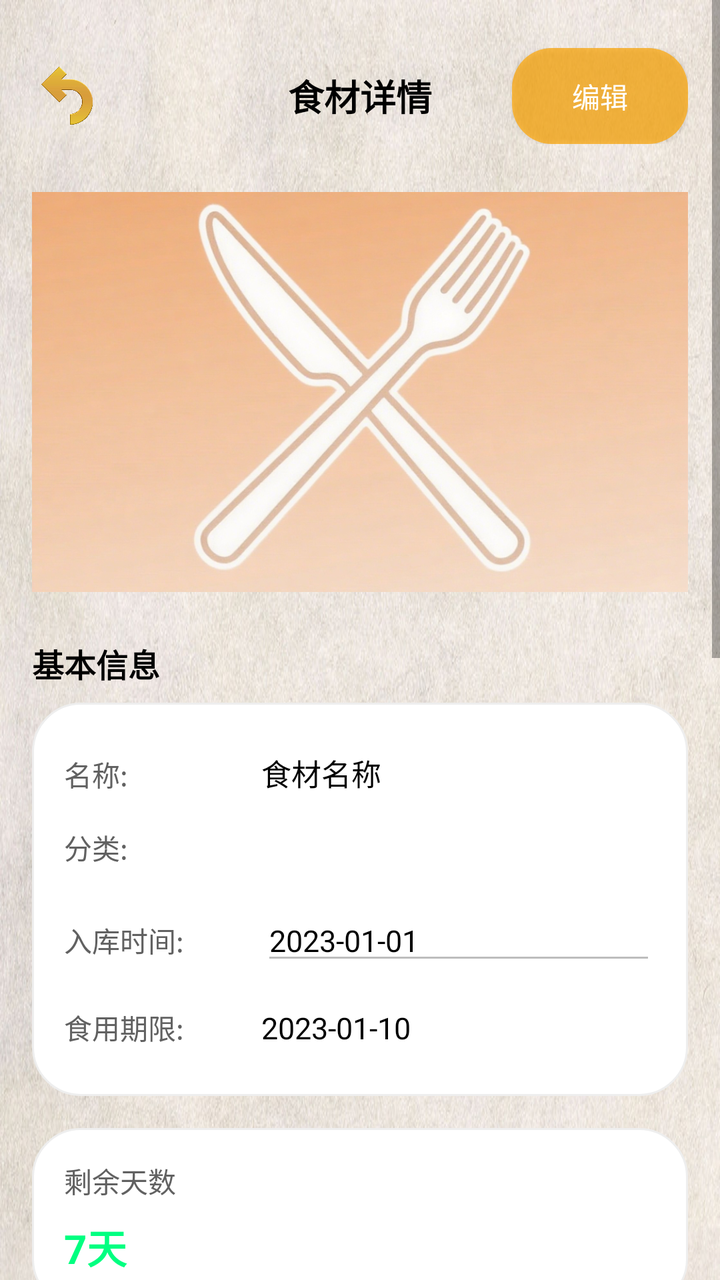
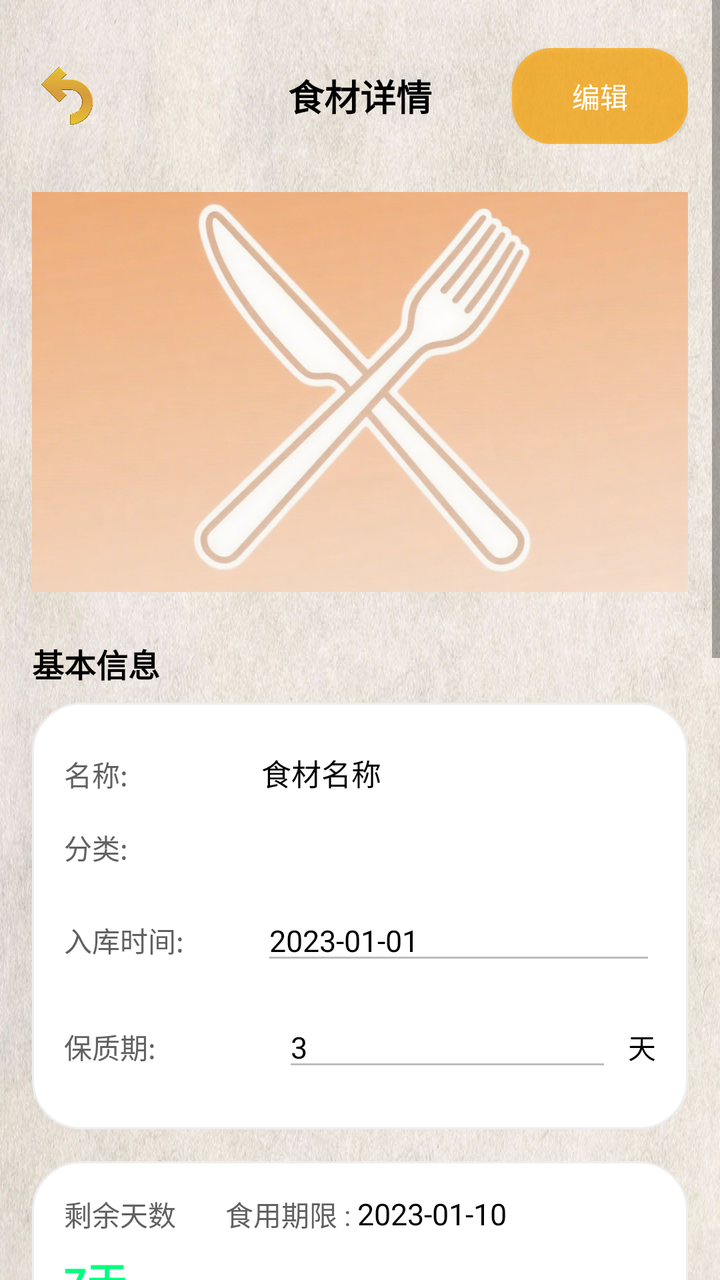

Compare the two renders of this Android layout. The source of the first and the diff that turns it into the second are given below.
<!-- AndroidManifest.xml: application theme Theme.Kitchenmanager -->
<!-- res/layout/activity_ingredient_detail.xml -->
<?xml version="1.0" encoding="utf-8"?>
<ScrollView xmlns:android="http://schemas.android.com/apk/res/android"
    xmlns:app="http://schemas.android.com/apk/res-auto"
    xmlns:tools="http://schemas.android.com/tools"
    android:layout_width="match_parent"
    android:layout_height="match_parent"
    android:fillViewport="true"
    android:background="@color/white">

    <LinearLayout
        android:layout_width="match_parent"
        android:layout_height="wrap_content"
        android:orientation="vertical"
        android:padding="16dp"
        android:background="@drawable/bg">

        
        <RelativeLayout
            android:layout_width="match_parent"
            android:layout_height="wrap_content"
            android:paddingVertical="8dp">

            <ImageView
                android:id="@+id/iv_back"
                android:layout_width="35dp"
                android:layout_height="35dp"
                android:layout_alignParentStart="true"
                android:layout_centerVertical="true"
                android:src="@drawable/ic_back" />

            <TextView
                android:layout_width="wrap_content"
                android:layout_height="wrap_content"
                android:layout_centerInParent="true"
                android:text="食材详情"
                android:textColor="@color/black"
                android:textSize="18sp"
                android:textStyle="bold" />

            <Button
                android:id="@+id/btn_edit"
                android:layout_width="wrap_content"
                android:layout_height="wrap_content"
                android:layout_alignParentEnd="true"
                android:layout_centerVertical="true"
                android:background="@drawable/round_corner"
                android:paddingHorizontal="16dp"
                android:paddingVertical="8dp"
                android:text="编辑"
                android:textColor="@color/white" />
        </RelativeLayout>

        
        <ImageView
            android:id="@+id/iv_ingredient_large"
            android:layout_width="match_parent"
            android:layout_height="200dp"
            android:layout_marginTop="16dp"
            android:scaleType="centerCrop"
            android:src="@drawable/ic_logo_orange" />

        
        <TextView
            android:layout_width="match_parent"
            android:layout_height="wrap_content"
            android:layout_marginTop="24dp"
            android:text="基本信息"
            android:textColor="@color/black"
            android:textSize="16sp"
            android:textStyle="bold" />

        <LinearLayout
            android:layout_width="match_parent"
            android:layout_height="wrap_content"
            android:layout_marginTop="8dp"
            android:orientation="vertical"
            android:background="@drawable/bg_edittext_rounded"
            android:padding="16dp">

            
            <LinearLayout
                android:layout_width="match_parent"
                android:layout_height="wrap_content"
                android:orientation="horizontal"
                android:paddingVertical="8dp">

                <TextView
                    android:layout_width="0dp"
                    android:layout_height="wrap_content"
                    android:layout_weight="1"
                    android:text="名称:"
                    android:textColor="@color/dark_gray" />

                <TextView
                    android:id="@+id/tv_detail_name"
                    android:layout_width="0dp"
                    android:layout_height="wrap_content"
                    android:layout_weight="2"
                    android:textSize="15dp"
                    android:text="食材名称"
                    android:textColor="@color/black" />
            </LinearLayout>

            
            <LinearLayout
                android:layout_width="match_parent"
                android:layout_height="wrap_content"
                android:orientation="horizontal"
                android:paddingVertical="8dp">

                <TextView
                    android:layout_width="0dp"
                    android:layout_height="wrap_content"
                    android:layout_weight="1"
                    android:text="分类:"
                    android:textColor="@color/dark_gray" />

                <Spinner
                    android:id="@+id/sp_category"
                    android:layout_width="0dp"
                    android:layout_height="wrap_content"
                    android:layout_weight="2"
                    android:textSize="15dp"
                    android:enabled="false"
                    android:background="@null" />
            </LinearLayout>

            
            <LinearLayout
                android:layout_width="match_parent"
                android:layout_height="wrap_content"
                android:orientation="horizontal"
                android:paddingVertical="8dp">

                <TextView
                    android:layout_width="0dp"
                    android:layout_height="wrap_content"
                    android:layout_weight="1"
                    android:text="入库时间:"
                    android:textColor="@color/dark_gray" />

                <EditText
                    android:id="@+id/et_storage_date"
                    android:layout_width="0dp"
                    android:layout_height="wrap_content"
                    android:layout_weight="2"
                    android:enabled="false"
                    android:inputType="date"
                    android:textSize="15dp"
                    android:text="2023-01-01"
                    android:textColor="@color/black" />
            </LinearLayout>

            
            <LinearLayout
                android:layout_width="match_parent"
                android:layout_height="wrap_content"
                android:orientation="horizontal"
                android:paddingVertical="8dp">

                <TextView
                    android:layout_width="0dp"
                    android:layout_height="wrap_content"
                    android:layout_weight="1"
                    android:text="食用期限:"
                    android:textColor="@color/dark_gray" />

                <TextView
                    android:id="@+id/tv_detail_expiry_date"
                    android:layout_width="0dp"
                    android:layout_height="wrap_content"
                    android:layout_weight="2"
                    android:textSize="15dp"
                    android:text="2023-01-10"
                    android:textColor="@color/black" />
            </LinearLayout>
        </LinearLayout>

        
        <LinearLayout
            android:layout_width="match_parent"
            android:layout_height="wrap_content"
            android:layout_marginTop="16dp"
            android:background="@drawable/bg_edittext_rounded"
            android:orientation="vertical"
            android:padding="16dp">

            <TextView
                android:layout_width="match_parent"
                android:layout_height="wrap_content"
                android:text="剩余天数"
                android:textColor="@color/dark_gray" />

            <TextView
                android:id="@+id/tv_detail_remaining_days"
                android:layout_width="match_parent"
                android:layout_height="wrap_content"
                android:layout_marginTop="8dp"
                android:text="7天"
                android:textColor="@color/green"
                android:textSize="20sp"
                android:textStyle="bold" />
        </LinearLayout>

        
        <TextView
            android:layout_width="match_parent"
            android:layout_height="wrap_content"
            android:layout_marginTop="24dp"
            android:text="营养信息"
            android:textColor="@color/black"
            android:textSize="16sp"
            android:textStyle="bold" />

        <TextView
            android:id="@+id/tv_nutrition"
            android:layout_width="match_parent"
            android:layout_height="wrap_content"
            android:layout_marginTop="8dp"
            android:background="@drawable/bg_edittext_rounded"
            android:padding="16dp"
            android:text="蛋白质、维生素C、膳食纤维等"
            android:textColor="@color/black" />

        
        <TextView
            android:layout_width="match_parent"
            android:layout_height="wrap_content"
            android:layout_marginTop="24dp"
            android:text="健康益处"
            android:textColor="@color/black"
            android:textSize="16sp"
            android:textStyle="bold" />

        <TextView
            android:id="@+id/tv_benefit"
            android:layout_width="match_parent"
            android:layout_height="wrap_content"
            android:layout_marginTop="8dp"
            android:background="@drawable/bg_edittext_rounded"
            android:padding="16dp"
            android:text="增强免疫力，促进消化，改善视力等"
            android:textColor="@color/black" />

        
        <Button
            android:id="@+id/btn_delete"
            android:layout_width="match_parent"
            android:layout_height="wrap_content"
            android:layout_marginTop="24dp"
            android:background="@drawable/round_corner"
            android:text="删除食材"
            android:textColor="@color/white" />
    </LinearLayout>
</ScrollView>
<!-- resources referenced by this layout -->
<resources>
  <color name="black">#FF000000</color>
  <color name="dark_gray">#616161</color>
  <color name="green">#00FF80</color>
  <color name="white">#FFFFFFFF</color>
  <!-- drawable bg: jpg bitmap (drawable, 341684 bytes) -->
  <!-- drawable bg_edittext_rounded (drawable) -->
  <?xml version="1.0" encoding="utf-8"?>
  <shape xmlns:android="http://schemas.android.com/apk/res/android">
      <solid android:color="#FFFFFF" />
      <corners android:radius="24dp" />
      <stroke android:width="1dp" android:color="#EEEEEE" />
  </shape>
  <!-- drawable ic_back: png bitmap (drawable, 125798 bytes) -->
  <!-- drawable ic_logo_orange: png bitmap (drawable, 921157 bytes) -->
  <!-- drawable round_corner (drawable) -->
  <?xml version="1.0" encoding="utf-8"?>
  <shape xmlns:android="http://schemas.android.com/apk/res/android"
      android:shape="rectangle">
  
      <corners android:radius="20dp" />
      <solid android:color="#B0FFA500" />
  
  </shape>
  <style name="Theme.Kitchenmanager" parent="Base.Theme.Kitchenmanager" />
  <style name="Base.Theme.Kitchenmanager" parent="Theme.MaterialComponents.DayNight.NoActionBar.Bridge">
          
          
      </style>
</resources>

<!-- the commit's change to res/layout/activity_ingredient_detail.xml (unified diff, before → after) -->
@@ -162,18 +162,29 @@
                     android:layout_width="0dp"
                     android:layout_height="wrap_content"
                     android:layout_weight="1"
-                    android:text="食用期限:"
-                    android:textColor="@color/dark_gray" />
-
-                <TextView
-                    android:id="@+id/tv_detail_expiry_date"
-                    android:layout_width="0dp"
-                    android:layout_height="wrap_content"
-                    android:layout_weight="2"
-                    android:textSize="15dp"
-                    android:text="2023-01-10"
-                    android:textColor="@color/black" />
-            </LinearLayout>
+                    android:text="保质期:"
+                    android:textColor="@color/dark_gray" />
+
+                <EditText
+                    android:id="@+id/et_expiry_days"
+                    android:layout_width="0dp"
+                    android:layout_height="wrap_content"
+                    android:layout_weight="1.5"
+                    android:enabled="false"
+                    android:inputType="number"
+                    android:textSize="15dp"
+                    android:text="3"
+                    android:textColor="@color/black" />
+
+                <TextView
+                    android:layout_width="wrap_content"
+                    android:layout_height="wrap_content"
+                    android:layout_marginStart="8dp"
+                    android:text="天"
+                    android:textColor="@color/black" />
+            </LinearLayout>
+
+
         </LinearLayout>
 
         
@@ -185,11 +196,40 @@
             android:orientation="vertical"
             android:padding="16dp">
 
-            <TextView
-                android:layout_width="match_parent"
-                android:layout_height="wrap_content"
-                android:text="剩余天数"
-                android:textColor="@color/dark_gray" />
+            <LinearLayout
+                android:layout_width="match_parent"
+                android:layout_height="wrap_content"
+                android:orientation="horizontal"
+                android:gravity="center_vertical">
+
+                <TextView
+                    android:layout_width="wrap_content"
+                    android:layout_height="wrap_content"
+                    android:text="剩余天数"
+                    android:layout_weight="1"
+                    android:textColor="@color/dark_gray" />
+
+                
+
+                <TextView
+                    android:layout_width="wrap_content"
+                    android:layout_height="wrap_content"
+
+                    android:text="食用期限 : "
+                    android:paddingRight="0dp"
+                    android:textColor="@color/dark_gray" />
+
+                <TextView
+                    android:id="@+id/tv_detail_expiry_date"
+                    android:layout_width="100dp"
+                    android:layout_height="wrap_content"
+                    android:layout_weight="2"
+                    android:textSize="15dp"
+                    android:text="2023-01-10"
+                    android:paddingLeft="0dp"
+                    android:textColor="@color/black" />
+
+            </LinearLayout>
 
             <TextView
                 android:id="@+id/tv_detail_remaining_days"
